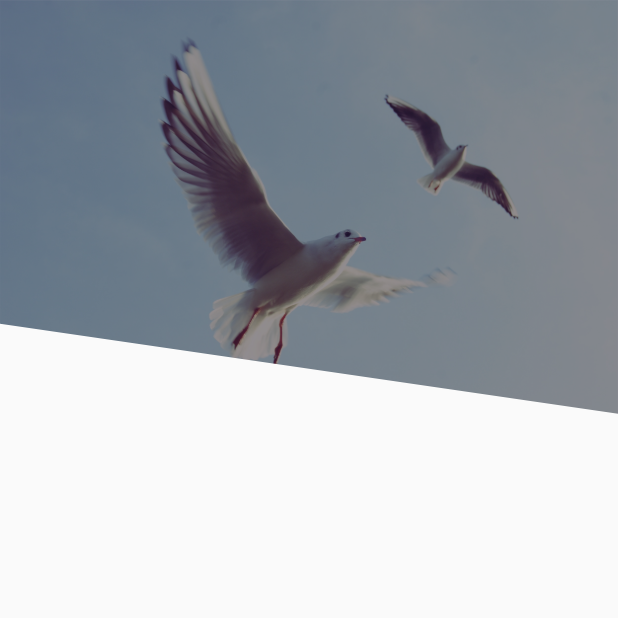
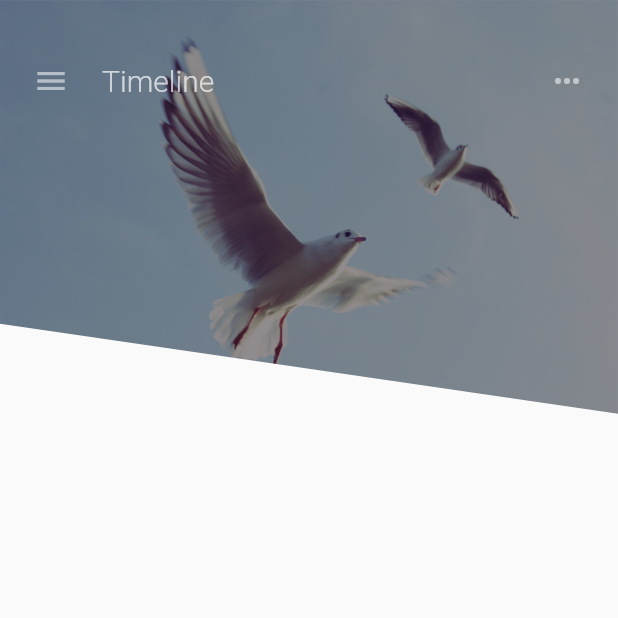
Before and after one commit to SonQBChau/filter_menu_ui_challenge, a Flutter app: the screen it shows after launch, on a phone screen of 412 x 824 dp, the top half of it. Run offline on Flutter 3.47's test engine with Material 2 defaults, Android fonts, the phone set to English and light mode, and no system bars.

```diff
--- a/lib/main.dart
+++ b/lib/main.dart
@@ -9,7 +9,6 @@ class MyApp extends StatelessWidget {
     return MaterialApp(
       title: 'Flutter Demo',
       theme: ThemeData(
-
         primarySwatch: Colors.blue,
       ),
       home: MyHomePage(),
@@ -18,35 +17,69 @@ class MyApp extends StatelessWidget {
 }
 
 class MyHomePage extends StatefulWidget {
-
   @override
   _MyHomePageState createState() => _MyHomePageState();
 }
 
 class _MyHomePageState extends State<MyHomePage> {
-
-
   @override
   Widget build(BuildContext context) {
     return Scaffold(
       body: Stack(
         children: <Widget>[
-          ClipPath(
-            clipper: DiagonalClipper(),
-            child: Image.asset(
-                'images/birds.jpg',
-                fit: BoxFit.cover,
-              colorBlendMode: BlendMode.srcOver,
-              color: Color.fromARGB(120, 20, 10, 40),
-            )
-          ),
-
+          buildClippedHero(),
+          buildHeader(),
         ],
       ),
     );
   }
+
+  Container buildHeader() {
+    return Container(
+      padding: EdgeInsets.symmetric(vertical: 30, horizontal: 10),
+      child: Row(
+        children: <Widget>[
+          IconButton(
+            icon: Icon(
+              Icons.menu,
+              color: Colors.white54,
+            ),
+            onPressed: () {},
+          ),
+          SizedBox(
+            width: 10,
+          ),
+          Expanded(
+              child: Text(
+            'Timeline',
+            style: TextStyle(
+                color: Colors.white70,
+                fontSize: 20,
+                fontWeight: FontWeight.w300),
+          )),
+          IconButton(
+            icon: Icon(
+              Icons.more_horiz,
+              color: Colors.white54,
+            ),
+            onPressed: () {},
+          ),
+        ],
+      ),
+    );
+  }
+
+  ClipPath buildClippedHero() {
+    return ClipPath(
+        clipper: DiagonalClipper(),
+        child: Image.asset(
+          'images/birds.jpg',
+          fit: BoxFit.cover,
+          colorBlendMode: BlendMode.srcOver,
+          color: Color.fromARGB(120, 20, 10, 40),
+        ));
+  }
 }
-
 
 class DiagonalClipper extends CustomClipper<Path> {
   @override
```
